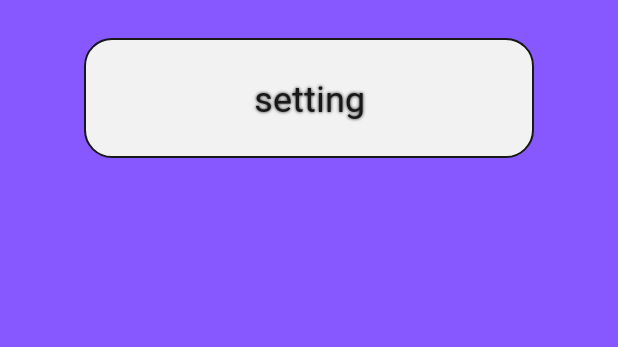
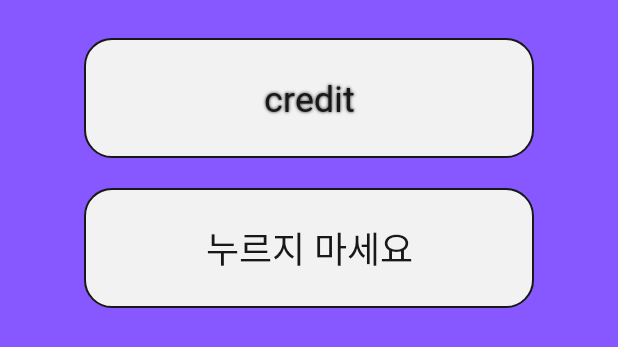
Before and after one commit to MS949/2022-MDP-PROJECT, an Android app: the layout fragment_setting.xml on its own in the app's theme, with its tools: preview values and no code run, on a phone screen of 412 x 824 dp. Shown: the top 347 px of the screen. Run offline under Robolectric (Android 15) with nearby library versions, the light colour scheme and no system bars.

Commit message:
Fix android

```diff
--- a/android/app/src/main/res/layout/activity_splash.xml
+++ b/android/app/src/main/res/layout/activity_splash.xml
@@ -30,7 +30,7 @@
         android:layout_height="wrap_content"
         android:layout_alignBottom="@+id/elastic_download_view"
         android:layout_centerHorizontal="true"
-        android:textSize="24sp"
+        android:textSize="22sp"
         tools:text="Server connect..." />
 
 </RelativeLayout>
--- a/android/app/src/main/res/layout/fragment_setting.xml
+++ b/android/app/src/main/res/layout/fragment_setting.xml
@@ -1,18 +1,14 @@
 <?xml version="1.0" encoding="utf-8"?>
-<ScrollView xmlns:android="http://schemas.android.com/apk/res/android"
+<androidx.constraintlayout.widget.ConstraintLayout xmlns:android="http://schemas.android.com/apk/res/android"
+    xmlns:app="http://schemas.android.com/apk/res-auto"
     xmlns:tools="http://schemas.android.com/tools"
     android:layout_width="match_parent"
     android:layout_height="match_parent"
-    android:orientation="vertical"
     tools:background="@color/primary"
     tools:context=".MainActivity">
 
-    <LinearLayout
-        android:layout_width="match_parent"
-        android:layout_height="wrap_content"
-        android:orientation="vertical">
-
     <TextView
+        android:id="@+id/setting_text"
         android:layout_width="wrap_content"
         android:layout_height="wrap_content"
         android:layout_gravity="center"
@@ -21,10 +17,26 @@
         android:gravity="center"
         android:shadowColor="@color/black"
         android:shadowRadius="2"
-            android:text="@string/setting"
+        android:text="@string/credit"
         android:textColor="@color/black"
-            android:textSize="24sp" />
+        android:textSize="24sp"
+        app:layout_constraintHorizontal_bias="0.495"
+        app:layout_constraintLeft_toLeftOf="parent"
+        app:layout_constraintRight_toRightOf="parent"
+        app:layout_constraintTop_toTopOf="parent" />
 
-    </LinearLayout>
+    <Button
+        android:id="@+id/do_not_click"
+        android:layout_width="wrap_content"
+        android:layout_height="wrap_content"
+        android:layout_marginTop="20dp"
+        android:background="@drawable/shape_oval_black"
+        android:gravity="center"
+        android:text="누르지 마세요"
+        android:textColor="@color/black"
+        android:textSize="24sp"
+        app:layout_constraintLeft_toLeftOf="parent"
+        app:layout_constraintRight_toRightOf="parent"
+        app:layout_constraintTop_toBottomOf="@id/setting_text" />
 
-</ScrollView>
+</androidx.constraintlayout.widget.ConstraintLayout>
--- a/android/app/src/main/res/menu/bottom_item.xml
+++ b/android/app/src/main/res/menu/bottom_item.xml
@@ -17,7 +17,7 @@
     <item
         android:id="@+id/setting"
         android:icon="@drawable/ic_setting"
-        android:title="@string/setting"
+        android:title="@string/credit"
         app:exb_color="@color/black" />
 
 
--- a/android/app/src/main/res/values/strings.xml
+++ b/android/app/src/main/res/values/strings.xml
@@ -2,7 +2,7 @@
     <string name="app_name">머리가Things</string>
     <string name="home">home</string>
     <string name="list">list</string>
-    <string name="setting">setting</string>
+    <string name="credit">credit</string>
     <!-- variable -->
     <string name="isFirst">isFirst</string>
 </resources>
```
Also changed, not shown: android/app/src/main/java/com/headthings/mdp_project_2022/Mqtt.java (+33 -4 lines), android/app/src/main/java/com/headthings/mdp_project_2022/SplashActivity.java (+35 -47 lines), android/app/src/main/java/com/headthings/mdp_project_2022/mainFragment/HomeFragment.java (+32 -8 lines). Lines whose indentation alone changed are shown as unchanged.
